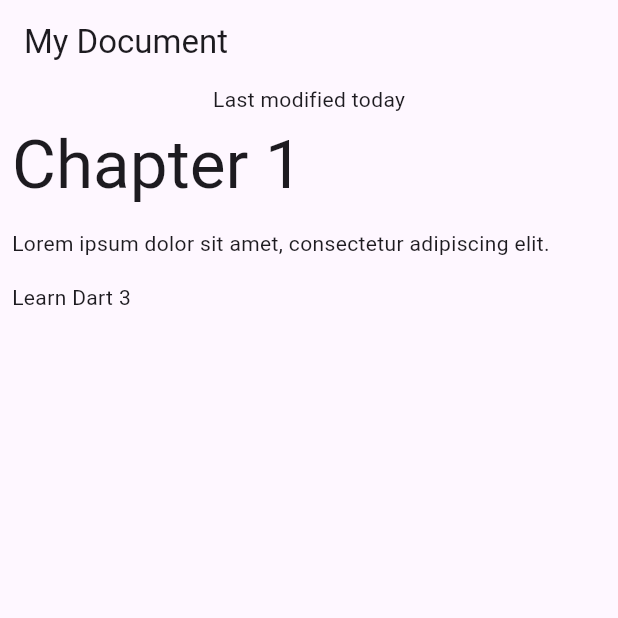
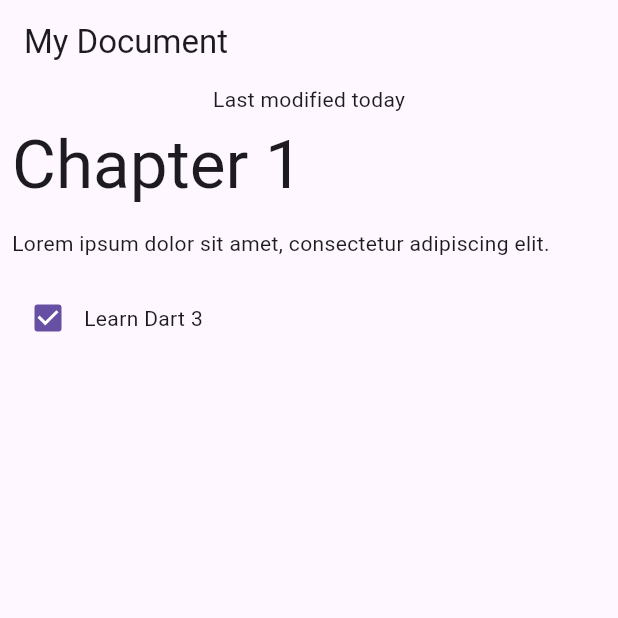
Before and after one commit to sixtusagbo/patterns_codelab, a Flutter app: the screen it shows after launch, on a phone screen of 412 x 824 dp, the top half of it. Run offline on Flutter 3.47's test engine with Material 2 defaults, Android fonts, the phone set to English and light mode, and no system bars.

Commit message:
Seal Block class for exhaustive switching

```diff
--- a/lib/data.dart
+++ b/lib/data.dart
@@ -1,4 +1,26 @@
 import 'dart:convert';
+
+const documentJson = '''{
+  "metadata": {
+    "title": "My Document",
+    "modified": "2023-07-12"
+  },
+  "blocks": [
+    {
+      "type": "h1",
+      "text": "Chapter 1"
+    },
+    {
+      "type": "p",
+      "text": "Lorem ipsum dolor sit amet, consectetur adipiscing elit."
+    },
+    {
+      "type": "checkbox",
+      "checked": true,
+      "text": "Learn Dart 3"
+    }
+  ]
+}''';
 
 class Document {
   final Map<String, Object?> _json;
@@ -27,39 +49,35 @@ class Document {
   }
 }
 
-class Block {
-  final String type;
-  final String text;
+sealed class Block {
+  Block();
 
-  Block(this.type, this.text);
-
-  factory Block.fromJson(Map<String, dynamic> json) {
-    if (json case {'type': final type, 'text': final text}) {
-      return Block(type, text);
-    } else {
-      throw const FormatException('Unexpected JSON format');
-    }
+  factory Block.fromJson(Map<String, Object?> json) {
+    return switch (json) {
+      {'type': 'h1', 'text': String text} => HeaderBlock(text),
+      {'type': 'p', 'text': String text} => ParagraphBlock(text),
+      {'type': 'checkbox', 'text': String text, 'checked': bool isChecked} =>
+        CheckboxBlock(text, isChecked),
+      _ => throw const FormatException('Unexpected JSON format'),
+    };
   }
 }
 
-const documentJson = '''{
-  "metadata": {
-    "title": "My Document",
-    "modified": "2023-07-12"
-  },
-  "blocks": [
-    {
-      "type": "h1",
-      "text": "Chapter 1"
-    },
-    {
-      "type": "p",
-      "text": "Lorem ipsum dolor sit amet, consectetur adipiscing elit."
-    },
-    {
-      "type": "checkbox",
-      "checked": false,
-      "text": "Learn Dart 3"
-    }
-  ]
-}''';
+class HeaderBlock extends Block {
+  final String text;
+
+  HeaderBlock(this.text);
+}
+
+class ParagraphBlock extends Block {
+  final String text;
+
+  ParagraphBlock(this.text);
+}
+
+class CheckboxBlock extends Block {
+  final String text;
+  final bool isChecked;
+
+  CheckboxBlock(this.text, this.isChecked);
+}
--- a/lib/screens/components/block_widget.dart
+++ b/lib/screens/components/block_widget.dart
@@ -11,19 +11,21 @@ class BlockWidget extends StatelessWidget {
 
   @override
   Widget build(BuildContext context) {
-    TextStyle? textStyle;
-    textStyle = switch (block.type) {
-      'h1' => Theme.of(context).textTheme.displayMedium,
-      'p' || 'checkbox' => Theme.of(context).textTheme.bodyMedium,
-      _ => Theme.of(context).textTheme.bodySmall
-    };
-
     return Container(
       margin: const EdgeInsets.all(8),
-      child: Text(
-        block.text,
-        style: textStyle,
-      ),
+      child: switch (block) {
+        HeaderBlock(:final text) => Text(
+            text,
+            style: Theme.of(context).textTheme.displayMedium,
+          ),
+        ParagraphBlock(:final text) => Text(text),
+        CheckboxBlock(:final text, :final isChecked) => Row(
+            children: [
+              Checkbox(value: isChecked, onChanged: (_) {}),
+              Text(text),
+            ],
+          ),
+      },
     );
   }
 }
```
